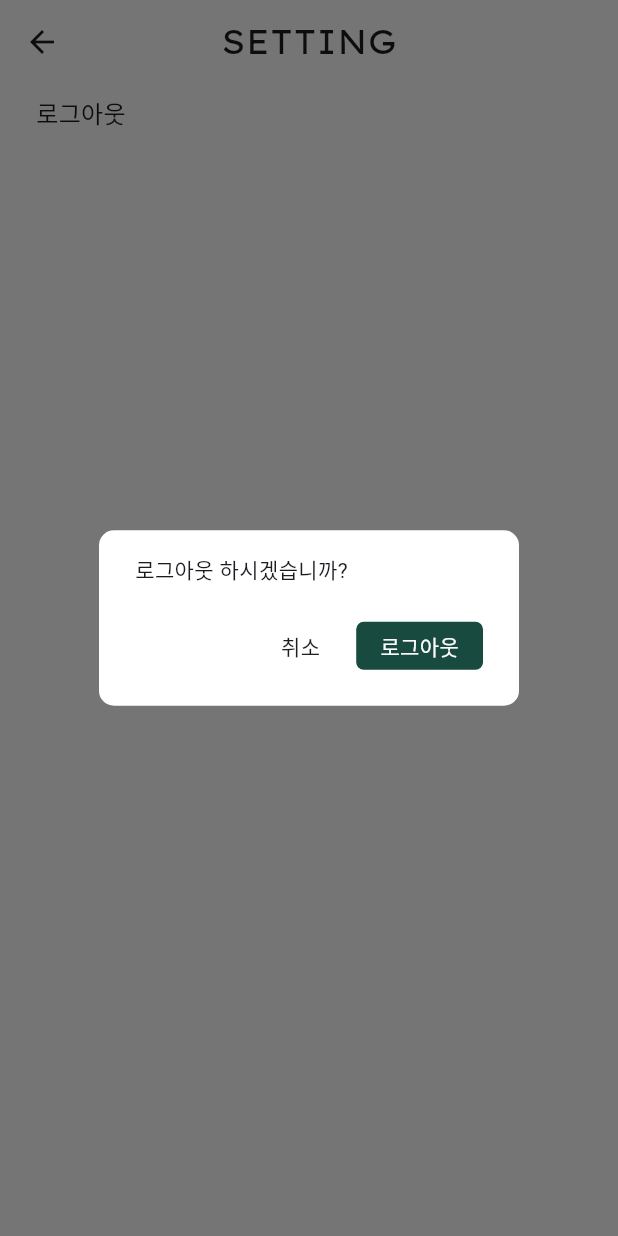
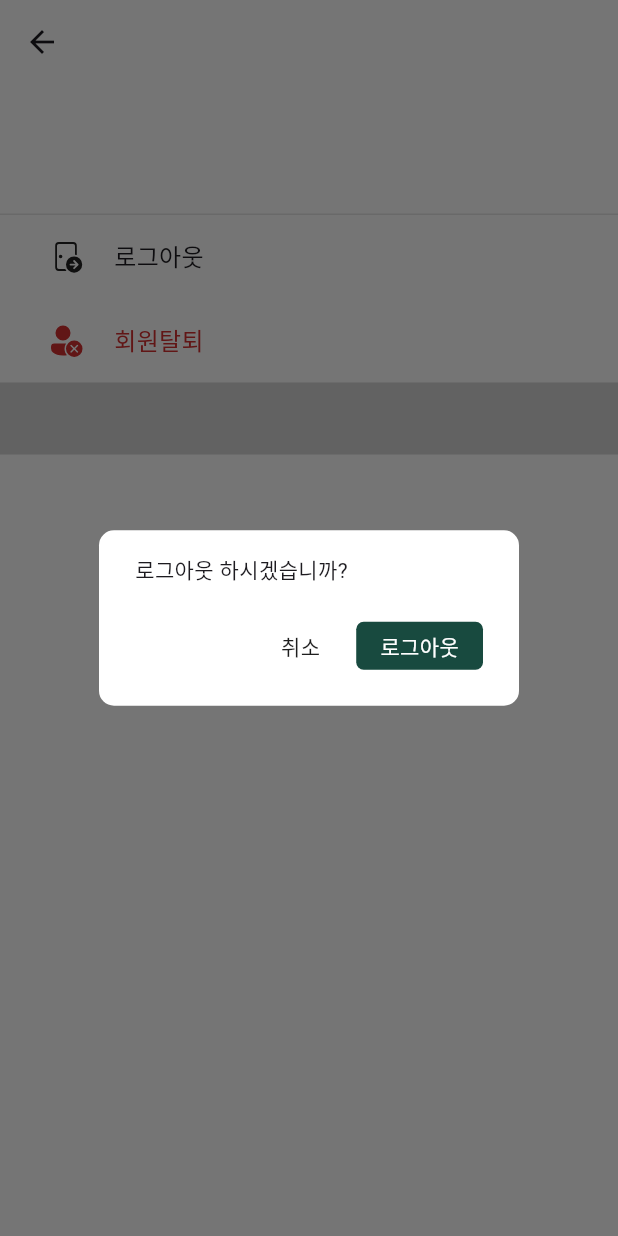
Before and after one commit to jiukeem/skoob, a Flutter app: the Setting screen opened directly, after a tap on "로그아웃", on a phone screen of 412 x 824 dp. Run offline on Flutter 3.47's test engine with Material 3 defaults, Android fonts, the phone set to English and light mode, and no system bars; our stand-ins replace cloud_firestore, firebase_analytics, firebase_auth, firebase_core, firebase_messaging, fluentui_system_icons and 8 more; accounts and stored records are empty; Roboto replaces fonts that are missing (NotoSansKRMedium, NotoSansKRRegular); statements that could not run were skipped.

Commit message:
[SKB-50] ui; setting page

```diff
--- a/lib/app/views/pages/setting.dart
+++ b/lib/app/views/pages/setting.dart
@@ -1,9 +1,14 @@
+import 'package:fluentui_system_icons/fluentui_system_icons.dart';
 import 'package:flutter/material.dart';
+import 'package:flutter_spinkit/flutter_spinkit.dart';
+import 'package:fluttertoast/fluttertoast.dart';
 import 'package:skoob/app/views/pages/auth_start.dart';
+import 'package:skoob/app/views/widgets/general_divider.dart';
 
 import '../../controller/user_data_manager.dart';
 import '../../services/firebase_analytics.dart';
 import '../../utils/app_colors.dart';
+import '../../utils/custom_text_input_formatter.dart';
 
 class Setting extends StatefulWidget {
   const Setting({super.key});
@@ -17,35 +22,83 @@ class _SettingState extends State<Setting> {
 
   @override
   Widget build(BuildContext context) {
+    final user = _userDataManager.currentUser;
     return Scaffold(
       backgroundColor: AppColors.white,
       appBar: AppBar(
-        title: const Text('SETTING',
-          style: TextStyle(
-          fontFamily: 'LexendExaRegular',
-        ),),
-        centerTitle: true,
         surfaceTintColor: AppColors.white,
         backgroundColor: AppColors.white,
       ),
-      body: InkWell(
+      body: Column(
+        children: [
+          Text(
+            user?.name ?? '',
+            style: const TextStyle(
+              fontFamily: 'LexendMedium',
+              fontSize: 24.0
+            ),
+          ),
+          const SizedBox(height: 4.0,),
+          Text(
+              user?.email ?? '',
+            style: const TextStyle(
+              fontFamily: 'LexendLight',
+              fontSize: 18.0,
+              color: AppColors.gray1
+            ),
+          ),
+          const SizedBox(height: 24.0,),
+          const GeneralDivider(verticalPadding: 0,),
+          InkWell(
             onTap: () {
               _showLogoutDialog(context);
             },
             child: const Padding(
-          padding: EdgeInsets.symmetric(horizontal: 24.0, vertical: 8.0),
+              padding: EdgeInsets.symmetric(horizontal: 32.0, vertical: 16.0),
               child: Row(
                 children: [
+                  Icon(FluentIcons.door_arrow_right_16_regular),
+                  SizedBox(width: 20,),
                   Text(
                     '로그아웃',
                     style: TextStyle(
                       fontSize: 16.0,
-                  fontFamily: 'NotoSansKRRegular'
+                      fontFamily: 'NotoSansKRMedium'
                     )
                   )
                 ],
               ),
             ),
+          ),
+          InkWell(
+            onTap: () {
+              _showDeleteAccountDialog(context);
+            },
+            child: const Padding(
+              padding: EdgeInsets.symmetric(horizontal: 32.0, vertical: 16.0),
+              child: Row(
+                children: [
+                  Icon(FluentIcons.person_delete_16_filled, color: AppColors.warningRed,),
+                  SizedBox(width: 20,),
+                  Text(
+                      '회원탈퇴',
+                      style: TextStyle(
+                          fontSize: 16.0,
+                          fontFamily: 'NotoSansKRRegular',
+                        color: AppColors.warningRed
+                      )
+                  )
+                ],
+              ),
+            ),
+          ),
+          _isLoading
+          ? const SpinKitRotatingCircle(
+            size: 40.0,
+            color: AppColors.primaryYellow,
+          )
+          : const SizedBox.shrink()
+        ],
       ),
     );
   }
```
Lines whose indentation alone changed are shown as unchanged.
